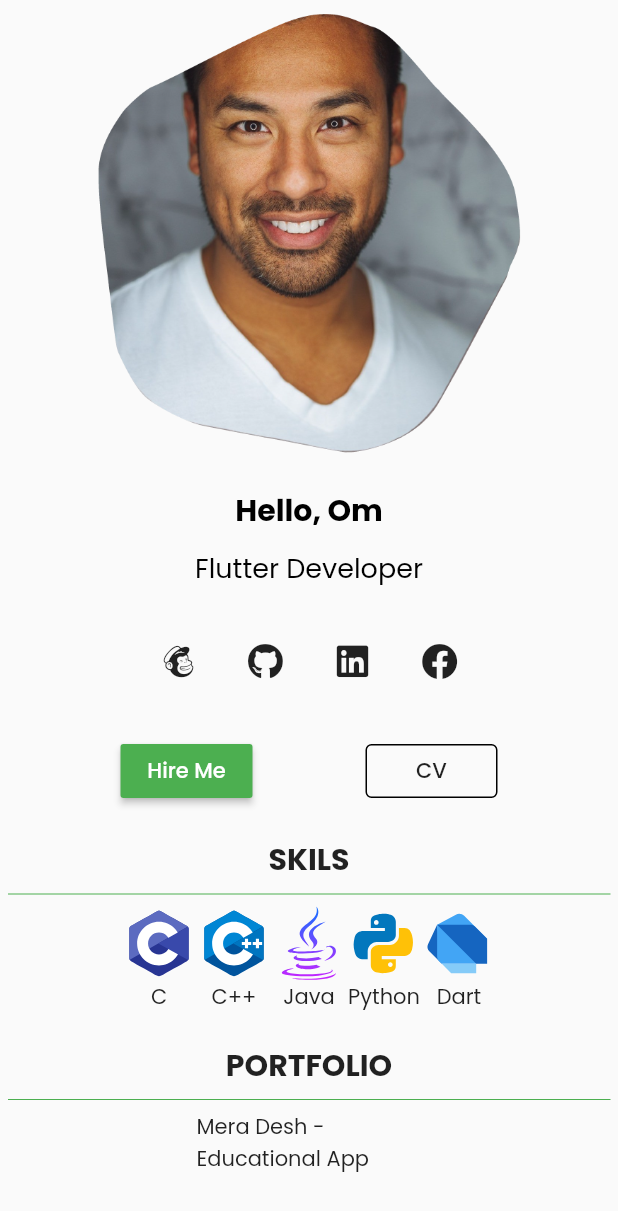
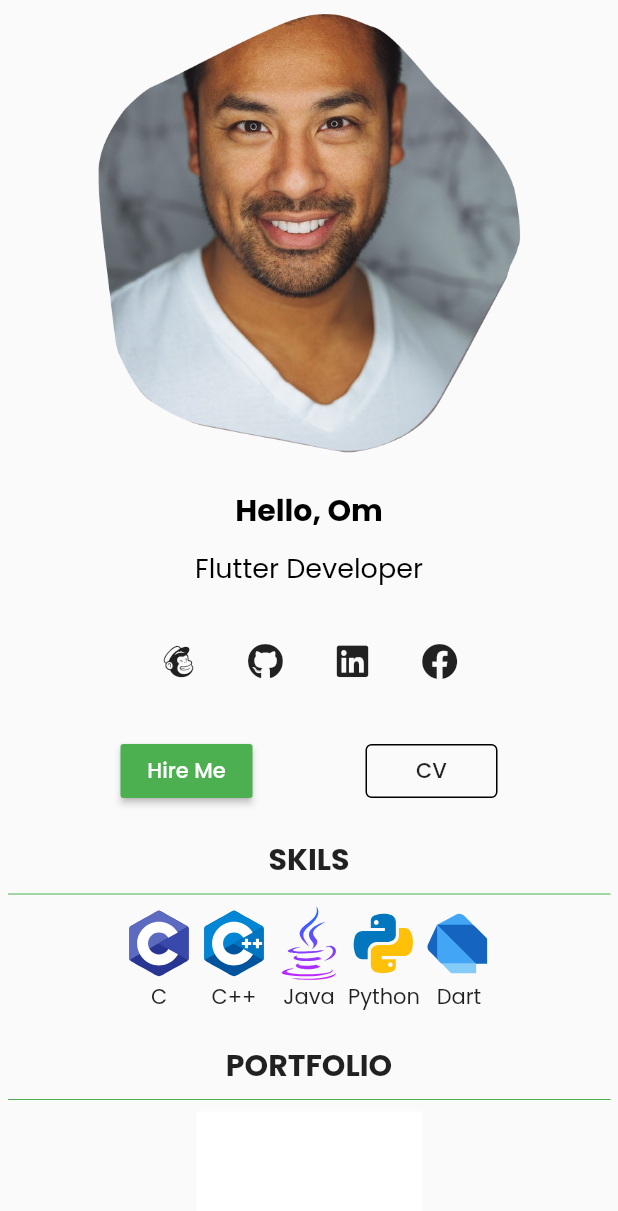
Before and after one commit to om-chauhan/DevFolio, a Flutter app: the screen it shows after launch, on a phone screen of 412 x 824 dp. Shown: the top 1211 px of the screen. Run offline on Flutter 3.47's test engine with Material 2 defaults, Android fonts, the phone set to English and light mode, and no system bars; our stand-ins replace flutter_svg, font_awesome_flutter, get, google_fonts; project files that could hold a hidden picture were left out.

Commit message:
Portfolio Start

```diff
--- a/lib/device/mobile/mobile_portrair.dart
+++ b/lib/device/mobile/mobile_portrair.dart
@@ -92,6 +92,7 @@ class MobilePortrait extends StatelessWidget {
             color: Colors.green,
           ),
           Wrap(
+            runAlignment: WrapAlignment.spaceAround,
             children: [
               Column(
                 children: [
@@ -166,10 +167,16 @@ class MobilePortrait extends StatelessWidget {
           Divider(
             color: Colors.green,
           ),
+          Wrap(
+            children: [],
+          ),
           Container(
+            alignment: Alignment.bottomLeft,
             height: 150,
             width: 150,
-            decoration: BoxDecoration(),
+            decoration: BoxDecoration(
+              color: Colors.white,
+            ),
             child: BuildText(
               text: 'Mera Desh - Educational App',
             ),
```
